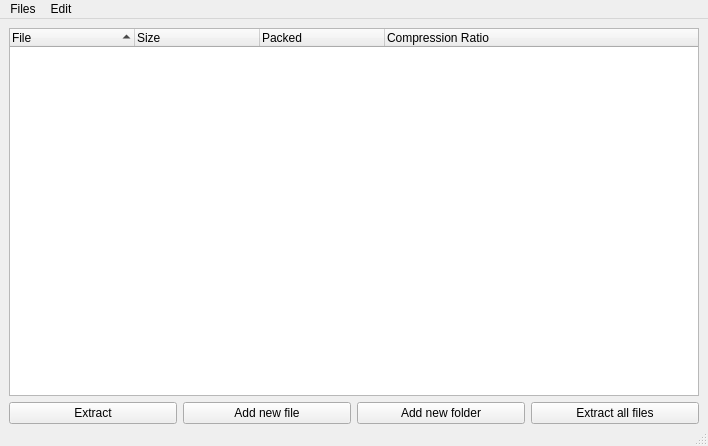
307372/Turbo-Kompresor-2000, file mainwindow.ui: the form before one commit.
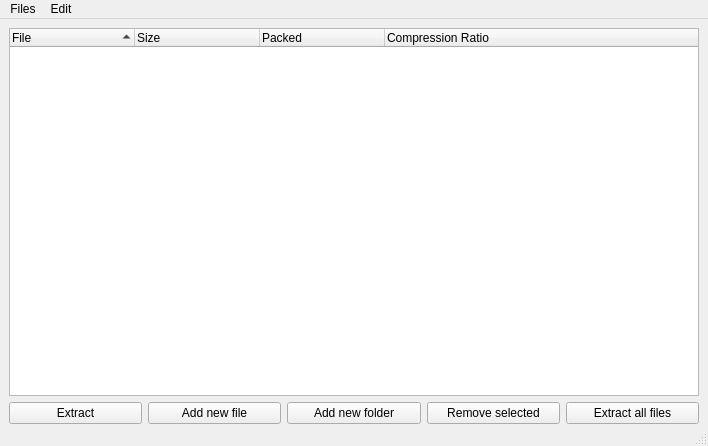
The form after the commit.

```diff
--- a/mainwindow.ui
+++ b/mainwindow.ui
@@ -81,6 +81,13 @@
         </property>
        </widget>
       </item>
+      <item>
+       <widget class="QPushButton" name="buttonRemoveSelected">
+        <property name="text">
+         <string>Remove selected</string>
+        </property>
+       </widget>
+      </item>
       <item>
        <widget class="QPushButton" name="buttonExtractAll">
         <property name="text">
```
